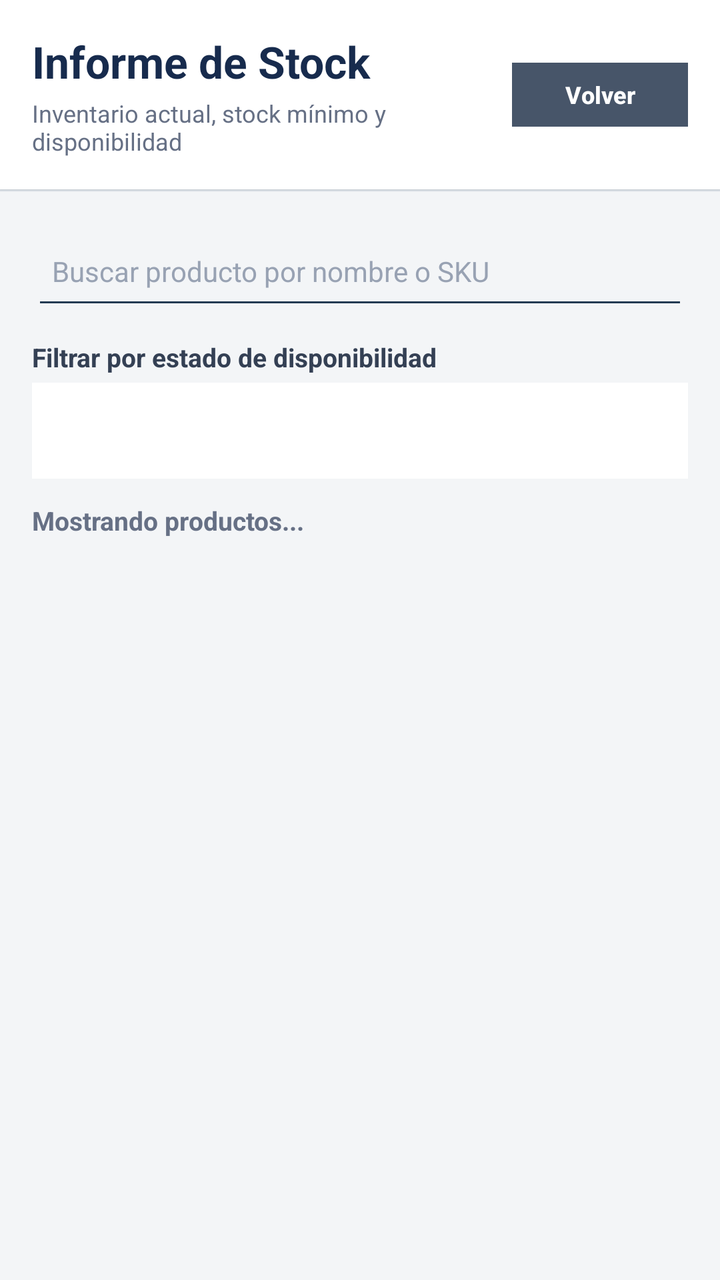
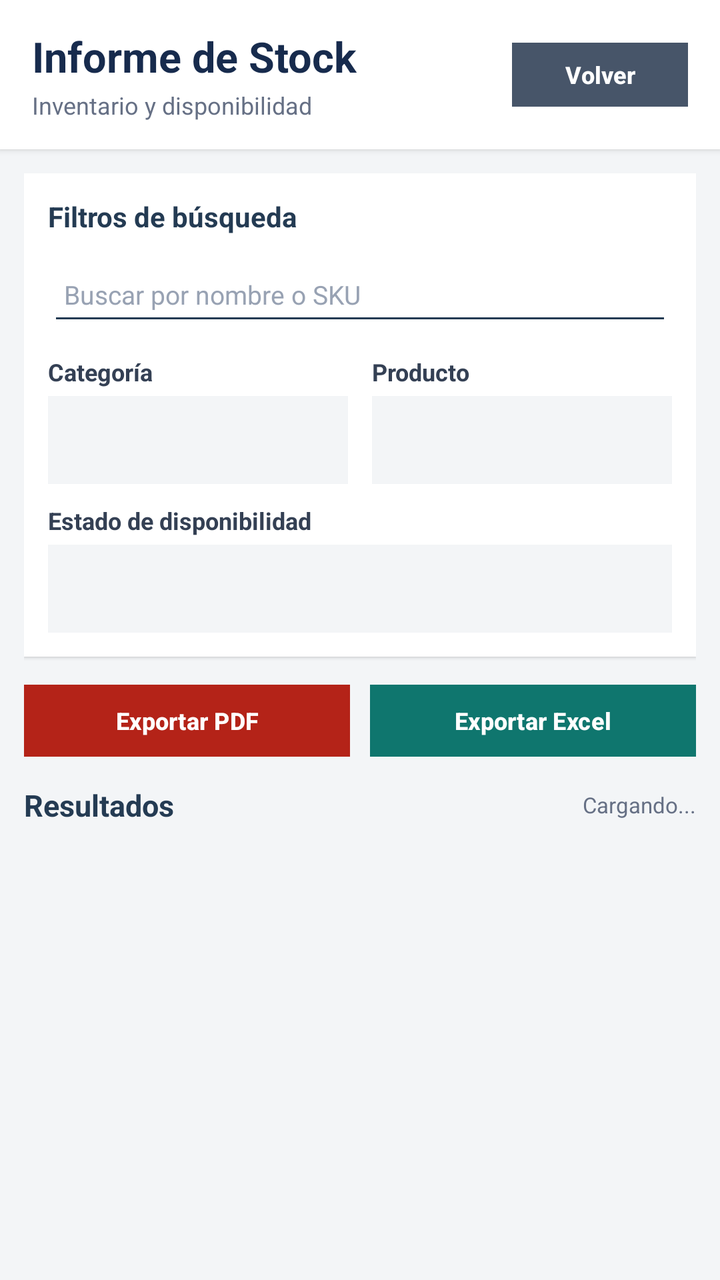

Screens rendered from an Android XML layout before and after an edit, with the pre-edit source and the edit as a unified diff.
<!-- AndroidManifest.xml: application theme Theme.SistemaDeBodega -->
<!-- res/layout/activity_informe_stock.xml -->
<?xml version="1.0" encoding="utf-8"?>
<LinearLayout
    xmlns:android="http://schemas.android.com/apk/res/android"
    android:layout_width="match_parent"
    android:layout_height="match_parent"
    android:orientation="vertical"
    android:background="#F3F5F7">

    
    <LinearLayout
        android:layout_width="match_parent"
        android:layout_height="wrap_content"
        android:orientation="horizontal"
        android:gravity="center_vertical"
        android:background="#FFFFFF"
        android:paddingStart="16dp"
        android:paddingEnd="16dp"
        android:paddingTop="16dp"
        android:paddingBottom="16dp"
        android:elevation="1dp">

        <LinearLayout
            android:layout_width="0dp"
            android:layout_height="wrap_content"
            android:layout_weight="1"
            android:orientation="vertical">

            <TextView
                android:layout_width="match_parent"
                android:layout_height="wrap_content"
                android:text="Informe de Stock"
                android:textColor="#172B4D"
                android:textSize="22sp"
                android:textStyle="bold" />

            <TextView
                android:layout_width="match_parent"
                android:layout_height="wrap_content"
                android:layout_marginTop="3dp"
                android:text="Inventario actual, stock mínimo y disponibilidad"
                android:textColor="#667085"
                android:textSize="12sp" />

        </LinearLayout>

        <Button
            android:id="@+id/btnVolverInforme"
            android:layout_width="wrap_content"
            android:layout_height="40dp"
            android:backgroundTint="#475569"
            android:text="Volver"
            android:textAllCaps="false"
            android:textColor="#FFFFFF"
            android:textSize="12sp"
            android:textStyle="bold" />

    </LinearLayout>

    <View
        android:layout_width="match_parent"
        android:layout_height="1dp"
        android:background="#DDE3EA" />

    
    <LinearLayout
        android:layout_width="match_parent"
        android:layout_height="match_parent"
        android:orientation="vertical"
        android:padding="16dp">

        
        <EditText
            android:id="@+id/etBuscarInforme"
            android:layout_width="match_parent"
            android:layout_height="48dp"
            android:backgroundTint="#243B53"
            android:hint="Buscar producto por nombre o SKU"
            android:inputType="text"
            android:padding="10dp"
            android:singleLine="true"
            android:textColor="#243B53"
            android:textColorHint="#98A2B3"
            android:textSize="14sp"
            android:layout_marginBottom="10dp" />

        
        <TextView
            android:layout_width="match_parent"
            android:layout_height="wrap_content"
            android:text="Filtrar por estado de disponibilidad"
            android:textColor="#344054"
            android:textSize="13sp"
            android:textStyle="bold"
            android:layout_marginBottom="4dp" />

        <Spinner
            android:id="@+id/spFiltroEstadoInforme"
            android:layout_width="match_parent"
            android:layout_height="48dp"
            android:background="#FFFFFF"
            android:paddingStart="12dp"
            android:paddingEnd="12dp"
            android:layout_marginBottom="12dp" />

        <TextView
            android:id="@+id/tvResumenInforme"
            android:layout_width="match_parent"
            android:layout_height="wrap_content"
            android:layout_marginBottom="10dp"
            android:text="Mostrando productos..."
            android:textColor="#667085"
            android:textSize="13sp"
            android:textStyle="bold" />

        <androidx.recyclerview.widget.RecyclerView
            android:id="@+id/rvInformeStock"
            android:layout_width="match_parent"
            android:layout_height="0dp"
            android:layout_weight="1"
            android:clipToPadding="false"
            android:paddingBottom="12dp" />

    </LinearLayout>

</LinearLayout>
<!-- resources referenced by this layout -->
<resources>
  <style name="Theme.SistemaDeBodega" parent="Base.Theme.SistemaDeBodega" />
  <style name="Base.Theme.SistemaDeBodega" parent="Theme.Material3.DayNight.NoActionBar">
  
          
          <item name="materialButtonStyle">@style/BotonCuadrado</item>
  
      </style>
  <style name="BotonCuadrado" parent="Widget.Material3.Button">
  
          <item name="cornerRadius">0dp</item>
  
      </style>
</resources>

<!-- the commit's change to res/layout/activity_informe_stock.xml (unified diff, before → after) -->
@@ -13,11 +13,9 @@
         android:orientation="horizontal"
         android:gravity="center_vertical"
         android:background="#FFFFFF"
-        android:paddingStart="16dp"
-        android:paddingEnd="16dp"
-        android:paddingTop="16dp"
-        android:paddingBottom="16dp"
-        android:elevation="1dp">
+        android:paddingHorizontal="16dp"
+        android:paddingVertical="14dp"
+        android:elevation="2dp">
 
         <LinearLayout
             android:layout_width="0dp"
@@ -30,14 +28,14 @@
                 android:layout_height="wrap_content"
                 android:text="Informe de Stock"
                 android:textColor="#172B4D"
-                android:textSize="22sp"
-                android:textStyle="bold" />
-
-            <TextView
-                android:layout_width="match_parent"
-                android:layout_height="wrap_content"
-                android:layout_marginTop="3dp"
-                android:text="Inventario actual, stock mínimo y disponibilidad"
+                android:textSize="21sp"
+                android:textStyle="bold" />
+
+            <TextView
+                android:layout_width="match_parent"
+                android:layout_height="wrap_content"
+                android:layout_marginTop="2dp"
+                android:text="Inventario y disponibilidad"
                 android:textColor="#667085"
                 android:textSize="12sp" />
 
@@ -56,69 +54,210 @@
 
     </LinearLayout>
 
-    <View
-        android:layout_width="match_parent"
-        android:layout_height="1dp"
-        android:background="#DDE3EA" />
-
     
     <LinearLayout
         android:layout_width="match_parent"
         android:layout_height="match_parent"
         android:orientation="vertical"
-        android:padding="16dp">
-
-        
-        <EditText
-            android:id="@+id/etBuscarInforme"
-            android:layout_width="match_parent"
-            android:layout_height="48dp"
-            android:backgroundTint="#243B53"
-            android:hint="Buscar producto por nombre o SKU"
-            android:inputType="text"
-            android:padding="10dp"
-            android:singleLine="true"
-            android:textColor="#243B53"
-            android:textColorHint="#98A2B3"
-            android:textSize="14sp"
-            android:layout_marginBottom="10dp" />
-
-        
-        <TextView
-            android:layout_width="match_parent"
-            android:layout_height="wrap_content"
-            android:text="Filtrar por estado de disponibilidad"
-            android:textColor="#344054"
-            android:textSize="13sp"
-            android:textStyle="bold"
-            android:layout_marginBottom="4dp" />
-
-        <Spinner
-            android:id="@+id/spFiltroEstadoInforme"
-            android:layout_width="match_parent"
-            android:layout_height="48dp"
+        android:padding="12dp">
+
+        
+        <LinearLayout
+            android:layout_width="match_parent"
+            android:layout_height="wrap_content"
+            android:orientation="vertical"
             android:background="#FFFFFF"
-            android:paddingStart="12dp"
-            android:paddingEnd="12dp"
-            android:layout_marginBottom="12dp" />
-
-        <TextView
-            android:id="@+id/tvResumenInforme"
-            android:layout_width="match_parent"
-            android:layout_height="wrap_content"
-            android:layout_marginBottom="10dp"
-            android:text="Mostrando productos..."
-            android:textColor="#667085"
-            android:textSize="13sp"
-            android:textStyle="bold" />
-
+            android:padding="12dp"
+            android:elevation="1dp">
+
+            
+            <TextView
+                android:layout_width="match_parent"
+                android:layout_height="wrap_content"
+                android:text="Filtros de búsqueda"
+                android:textColor="#243B53"
+                android:textSize="14sp"
+                android:textStyle="bold"
+                android:layout_marginBottom="6dp" />
+
+            
+            <EditText
+                android:id="@+id/etBuscarInforme"
+                android:layout_width="match_parent"
+                android:layout_height="44dp"
+                android:backgroundTint="#243B53"
+                android:hint="Buscar por nombre o SKU"
+                android:inputType="text"
+                android:singleLine="true"
+                android:paddingHorizontal="8dp"
+                android:textColor="#243B53"
+                android:textColorHint="#98A2B3"
+                android:textSize="13sp"
+                android:layout_marginBottom="10dp" />
+
+            
+            <LinearLayout
+                android:layout_width="match_parent"
+                android:layout_height="wrap_content"
+                android:orientation="horizontal"
+                android:baselineAligned="false">
+
+                
+                <LinearLayout
+                    android:layout_width="0dp"
+                    android:layout_height="wrap_content"
+                    android:layout_weight="1"
+                    android:layout_marginEnd="6dp"
+                    android:orientation="vertical">
+
+                    <TextView
+                        android:layout_width="match_parent"
+                        android:layout_height="wrap_content"
+                        android:text="Categoría"
+                        android:textColor="#344054"
+                        android:textSize="12sp"
+                        android:textStyle="bold"
+                        android:layout_marginBottom="4dp" />
+
+                    <Spinner
+                        android:id="@+id/spFiltroCategoriaInforme"
+                        android:layout_width="match_parent"
+                        android:layout_height="44dp"
+                        android:background="#F3F5F7"
+                        android:paddingStart="8dp"
+                        android:paddingEnd="4dp" />
+
+                </LinearLayout>
+
+                
+                <LinearLayout
+                    android:layout_width="0dp"
+                    android:layout_height="wrap_content"
+                    android:layout_weight="1"
+                    android:layout_marginStart="6dp"
+                    android:orientation="vertical">
+
+                    <TextView
+                        android:layout_width="match_parent"
+                        android:layout_height="wrap_content"
+                        android:text="Producto"
+                        android:textColor="#344054"
+                        android:textSize="12sp"
+                        android:textStyle="bold"
+                        android:layout_marginBottom="4dp" />
+
+                    <Spinner
+                        android:id="@+id/spFiltroProductoInforme"
+                        android:layout_width="match_parent"
+                        android:layout_height="44dp"
+                        android:background="#F3F5F7"
+                        android:paddingStart="8dp"
+                        android:paddingEnd="4dp" />
+
+                </LinearLayout>
+
+            </LinearLayout>
+
+            
+            <LinearLayout
+                android:layout_width="match_parent"
+                android:layout_height="wrap_content"
+                android:orientation="vertical"
+                android:layout_marginTop="10dp">
+
+                <TextView
+                    android:layout_width="match_parent"
+                    android:layout_height="wrap_content"
+                    android:text="Estado de disponibilidad"
+                    android:textColor="#344054"
+                    android:textSize="12sp"
+                    android:textStyle="bold"
+                    android:layout_marginBottom="4dp" />
+
+                <Spinner
+                    android:id="@+id/spFiltroEstadoInforme"
+                    android:layout_width="match_parent"
+                    android:layout_height="44dp"
+                    android:background="#F3F5F7"
+                    android:paddingStart="8dp"
+                    android:paddingEnd="8dp" />
+
+            </LinearLayout>
+
+        </LinearLayout>
+
+        
+        <LinearLayout
+            android:layout_width="match_parent"
+            android:layout_height="wrap_content"
+            android:orientation="horizontal"
+            android:layout_marginTop="10dp"
+            android:layout_marginBottom="10dp">
+
+            <Button
+                android:id="@+id/btnExportarPdf"
+                android:layout_width="0dp"
+                android:layout_height="44dp"
+                android:layout_weight="1"
+                android:layout_marginEnd="5dp"
+                android:backgroundTint="#B42318"
+                android:text="Exportar PDF"
+                android:textAllCaps="false"
+                android:textColor="#FFFFFF"
+                android:textSize="12sp"
+                android:textStyle="bold" />
+
+            <Button
+                android:id="@+id/btnExportarExcel"
+                android:layout_width="0dp"
+                android:layout_height="44dp"
+                android:layout_weight="1"
+                android:layout_marginStart="5dp"
+                android:backgroundTint="#0F766E"
+                android:text="Exportar Excel"
+                android:textAllCaps="false"
+                android:textColor="#FFFFFF"
+                android:textSize="12sp"
+                android:textStyle="bold" />
+
+        </LinearLayout>
+
+        
+        <LinearLayout
+            android:layout_width="match_parent"
+            android:layout_height="wrap_content"
+            android:orientation="horizontal"
+            android:gravity="center_vertical"
+            android:layout_marginBottom="8dp">
+
+            <TextView
+                android:layout_width="0dp"
+                android:layout_height="wrap_content"
+                android:layout_weight="1"
+                android:text="Resultados"
+                android:textColor="#243B53"
+                android:textSize="15sp"
+                android:textStyle="bold" />
+
+            <TextView
+                android:id="@+id/tvResumenInforme"
+                android:layout_width="wrap_content"
+                android:layout_height="wrap_content"
+                android:text="Cargando..."
+                android:textColor="#667085"
+                android:textSize="11sp" />
+
+        </LinearLayout>
+
+        
         <androidx.recyclerview.widget.RecyclerView
             android:id="@+id/rvInformeStock"
             android:layout_width="match_parent"
             android:layout_height="0dp"
             android:layout_weight="1"
             android:clipToPadding="false"
-            android:paddingBottom="12dp" />
+            android:paddingBottom="12dp"
+            android:scrollbars="vertical" />
 
     </LinearLayout>
 
